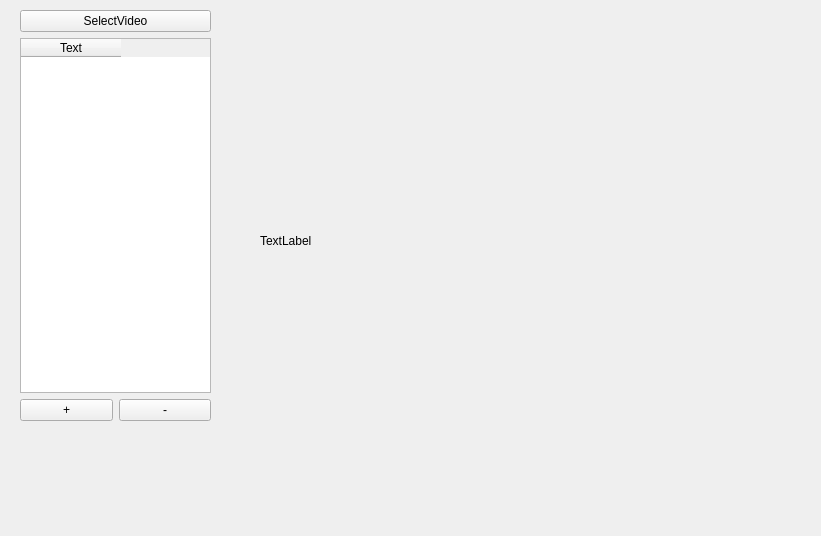
This is qtproj/CLIPQT_VideoAnalyst/mainwindow.ui in ZHEQIUSHUI/CLIP-ONNX-AX650-CPP as Qt 5 draws it before an edit. The edited form follows.
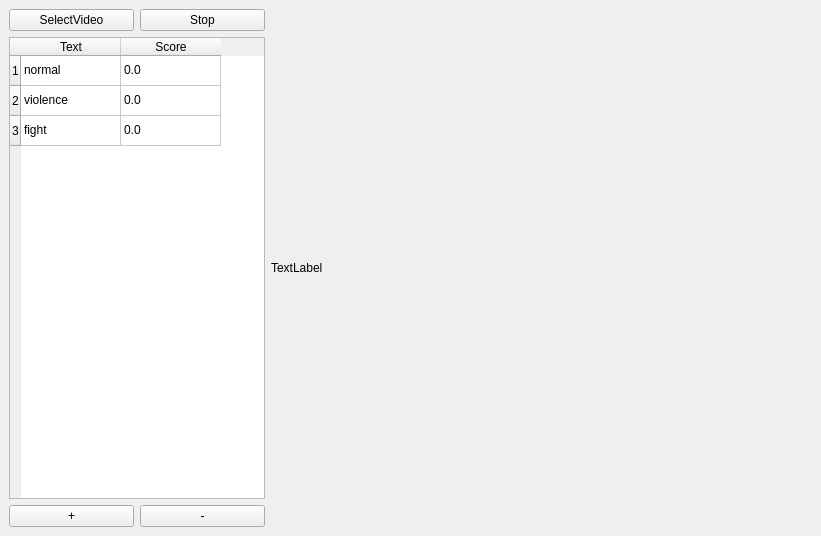
This is the edited form. Custom widgets are drawn as their Qt base class.

What changed in the file:
```diff
--- a/qtproj/CLIPQT_VideoAnalyst/mainwindow.ui
+++ b/qtproj/CLIPQT_VideoAnalyst/mainwindow.ui
@@ -23,29 +23,13 @@
    <enum>Qt::ToolButtonIconOnly</enum>
   </property>
   <widget class="QWidget" name="centralwidget">
-   <widget class="myQLabel" name="label">
-    <property name="geometry">
-     <rect>
-      <x>260</x>
-      <y>50</y>
-      <width>441</width>
-      <height>381</height>
-     </rect>
-    </property>
-    <property name="text">
-     <string>TextLabel</string>
-    </property>
-   </widget>
-   <widget class="QWidget" name="">
-    <property name="geometry">
-     <rect>
-      <x>20</x>
-      <y>10</y>
-      <width>191</width>
-      <height>411</height>
-     </rect>
-    </property>
-    <layout class="QVBoxLayout" name="verticalLayout" stretch="1,999,1">
+   <layout class="QGridLayout" name="gridLayout">
+    <item row="0" column="0">
+     <layout class="QHBoxLayout" name="horizontalLayout_3" stretch="0,999">
+      <item>
+       <layout class="QVBoxLayout" name="verticalLayout" stretch="0,999,0">
+        <item>
+         <layout class="QHBoxLayout" name="horizontalLayout_2">
      <item>
       <widget class="QPushButton" name="btn_select_video">
        <property name="text">
@@ -54,21 +38,86 @@
       </widget>
      </item>
      <item>
+           <widget class="QPushButton" name="bn_stop">
+            <property name="text">
+             <string>Stop</string>
+            </property>
+           </widget>
+          </item>
+         </layout>
+        </item>
+        <item>
       <widget class="QTableWidget" name="tableWidget">
+          <property name="minimumSize">
+           <size>
+            <width>0</width>
+            <height>0</height>
+           </size>
+          </property>
        <property name="selectionBehavior">
         <enum>QAbstractItemView::SelectRows</enum>
        </property>
        <property name="rowCount">
-        <number>0</number>
+           <number>3</number>
        </property>
        <property name="columnCount">
-        <number>1</number>
-       </property>
+           <number>2</number>
+          </property>
+          <row>
+           <property name="text">
+            <string>1</string>
+           </property>
+          </row>
+          <row>
+           <property name="text">
+            <string>2</string>
+           </property>
+          </row>
+          <row>
+           <property name="text">
+            <string>3</string>
+           </property>
+          </row>
        <column>
         <property name="text">
          <string>Text</string>
         </property>
        </column>
+          <column>
+           <property name="text">
+            <string>Score</string>
+           </property>
+          </column>
+          <item row="0" column="0">
+           <property name="text">
+            <string>normal</string>
+           </property>
+          </item>
+          <item row="0" column="1">
+           <property name="text">
+            <string>0.0</string>
+           </property>
+          </item>
+          <item row="1" column="0">
+           <property name="text">
+            <string>violence</string>
+           </property>
+          </item>
+          <item row="1" column="1">
+           <property name="text">
+            <string>0.0</string>
+           </property>
+          </item>
+          <item row="2" column="0">
+           <property name="text">
+            <string>fight</string>
+           </property>
+          </item>
+          <item row="2" column="1">
+           <property name="text">
+            <string>0.0</string>
+           </property>
+          </item>
       </widget>
      </item>
      <item>
@@ -90,7 +139,17 @@
       </layout>
      </item>
     </layout>
-   </widget>
+      </item>
+      <item>
+       <widget class="myQLabel" name="label">
+        <property name="text">
+         <string>TextLabel</string>
+        </property>
+       </widget>
+      </item>
+     </layout>
+    </item>
+   </layout>
   </widget>
  </widget>
  <customwidgets>
```
Lines whose indentation alone changed are shown as unchanged.
